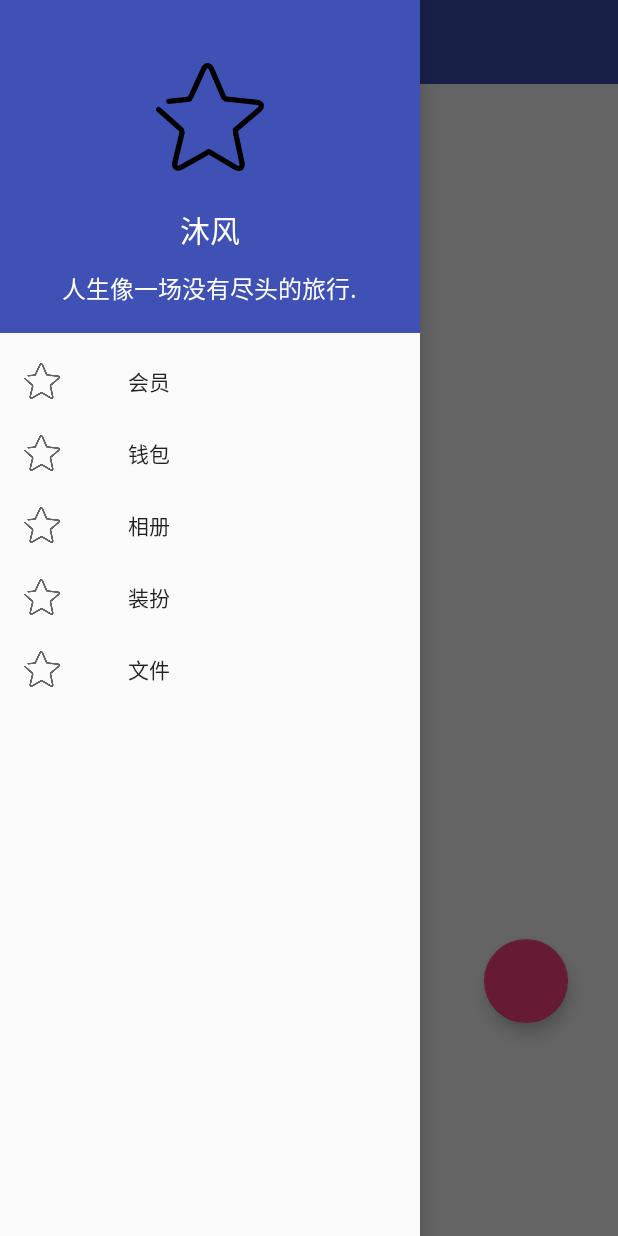
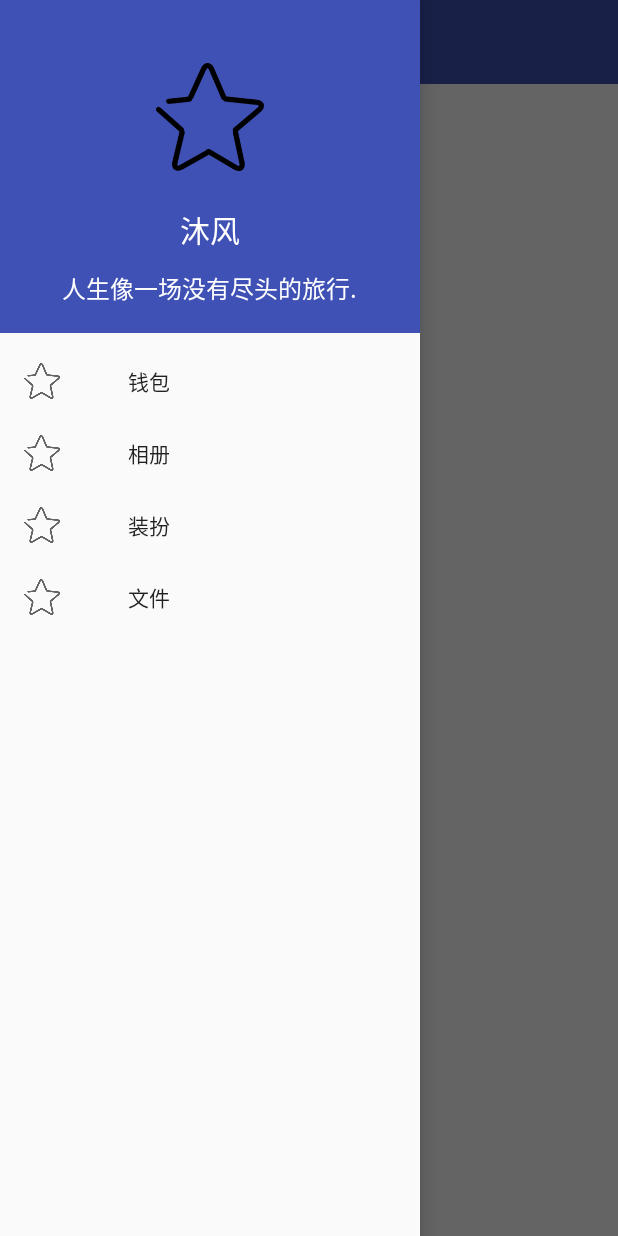
Before and after one commit to GStang/ManagerSystem, an Android app: the FirstActivity screen opened directly, with no data from a screen before it, with the side drawer open, on a phone screen of 412 x 824 dp. Run offline under Robolectric (Android 15) with nearby library versions, the light colour scheme and no system bars; our stand-ins replace ButterKnife; libraries missing offline, so code that uses them is left out: com.readystatesoftware.systembartint; pictures from the network do not load; 2 statements that could not run were skipped.

Commit message:
個人中心抽屜 基本完善

```diff
--- a/app/src/main/java/com/swpuiot/managersystem/MainActivity.java
+++ b/app/src/main/java/com/swpuiot/managersystem/MainActivity.java
@@ -13,6 +13,7 @@ import com.swpuiot.managersystem.entity.LoginEntity;
 import com.swpuiot.managersystem.entity.User;
 import com.swpuiot.managersystem.httprequestimpl.LoginRequest;
 import com.swpuiot.managersystem.view.FirstActivity;
+import com.swpuiot.managersystem.view.MyUser;
 import com.swpuiot.managersystem.view.RegisterActivity;
 
 import java.io.IOException;
--- a/app/src/main/java/com/swpuiot/managersystem/view/FirstActivity.java
+++ b/app/src/main/java/com/swpuiot/managersystem/view/FirstActivity.java
@@ -74,9 +74,7 @@ public class FirstActivity extends AppCompatActivity {
     @Override
     protected void onCreate(Bundle savedInstanceState) {
         super.onCreate(savedInstanceState);
-        requestWindowFeature(Window.FEATURE_NO_TITLE);
         setContentView(R.layout.activity_first);
-        initWindow();
 
         ButterKnife.bind(this);
         classlist.setLayoutManager(new LinearLayoutManager(this));
@@ -90,8 +88,17 @@ public class FirstActivity extends AppCompatActivity {
 
         drawerLayout = (DrawerLayout) findViewById(R.id.activity_first);
         navigationView = (NavigationView) findViewById(R.id.nva);
-//        menu= (ImageView) findViewById(R.id.main_menu);
-        View headerView = navigationView.getHeaderView(0);//获取头布局
+        menu= (ImageView) findViewById(R.id.main_menu);
+        menu.setOnClickListener(new View.OnClickListener() {
+            @Override
+            public void onClick(View v) {
+                if (drawerLayout.isDrawerOpen(navigationView)){
+                    drawerLayout.closeDrawer(navigationView);
+                }else{
+                    drawerLayout.openDrawer(navigationView);
+                }
+            }
+        });
         navigationView.setNavigationItemSelectedListener(new NavigationView.OnNavigationItemSelectedListener() {
             @Override
             public boolean onNavigationItemSelected(@NonNull MenuItem item) {
--- /dev/null
+++ b/app/src/main/java/com/swpuiot/managersystem/view/MyUser.java
@@ -0,0 +1,18 @@
+package com.swpuiot.managersystem.view;
+
+import com.swpuiot.managersystem.entity.User;
+
+/**
+ * Created by DELL on 2018/4/30.
+ */
+public class MyUser {
+    private static User user = new User();
+
+    public  static User getUser() {
+        return user;
+    }
+
+    public static void setUser(User muser) {
+        user = muser;
+    }
+}
--- a/app/src/main/res/layout/activity_first.xml
+++ b/app/src/main/res/layout/activity_first.xml
@@ -12,14 +12,18 @@
 <RelativeLayout
     android:layout_width="match_parent"
     android:layout_height="match_parent"
-    android:orientation="vertical"
-    android:paddingBottom="10dp">
+    android:orientation="vertical">
 
 <android.support.v7.widget.Toolbar
     android:id="@+id/toolbar_main"
     android:layout_width="match_parent"
     android:layout_height="?attr/actionBarSize"
     android:background="@color/colorPrimary">
+    <ImageView
+        android:id="@+id/main_menu"
+        android:layout_width="wrap_content"
+        android:layout_height="wrap_content"
+        android:src="@drawable/my"/>
     <TextView
         android:layout_width="wrap_content"
         android:layout_height="wrap_content"
@@ -37,18 +41,16 @@
         <android.support.v7.widget.RecyclerView
             android:id="@+id/rv_class"
             android:layout_width="match_parent"
-            android:layout_height="match_parent"
-            android:layout_marginBottom="50dp" />
+            android:layout_height="match_parent" />
 
     </android.support.v4.widget.SwipeRefreshLayout>
     <android.support.design.widget.FloatingActionButton
         android:id="@+id/fab_add"
         android:layout_width="wrap_content"
         android:layout_height="wrap_content"
-        android:layout_marginBottom="132dp"
-        android:layout_marginEnd="33dp"
+        android:layout_marginBottom="20dp"
         android:layout_alignParentBottom="true"
-        android:layout_alignParentEnd="true" />
+        android:layout_centerHorizontal="true"/>
 </RelativeLayout>
     <android.support.design.widget.NavigationView
         android:id="@+id/nva"
--- a/app/src/main/res/menu/body_my.xml
+++ b/app/src/main/res/menu/body_my.xml
@@ -1,18 +1,9 @@
 <?xml version="1.0" encoding="UTF-8" ?>
 <menu xmlns:android="http://schemas.android.com/apk/res/android">
-    <group
-        android:checkableBehavior="single">
-        <item
-            android:id="@+id/favorite"
-            android:icon="@drawable/favorite"
-            android:checkable="true"
-            android:title="    会员"/>
 
-    </group>
     <item
         android:id="@+id/wallet"
         android:icon="@drawable/favorite"
-
         android:title="    钱包"/>
     <item
         android:id="@+id/photo"
```
Also changed, not shown: app/src/main/res/drawable/my.png (added).
